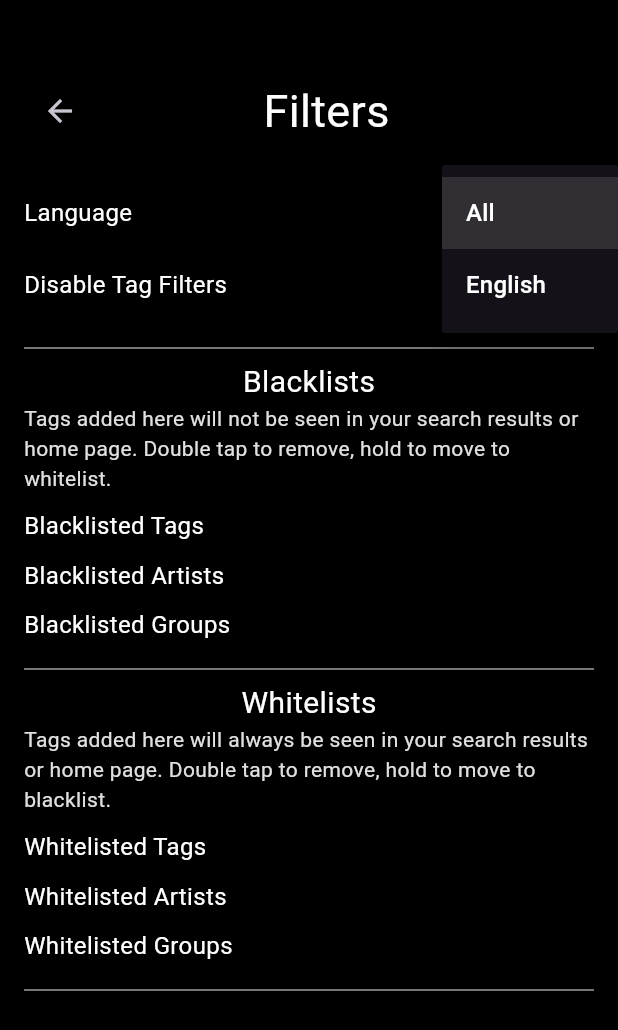
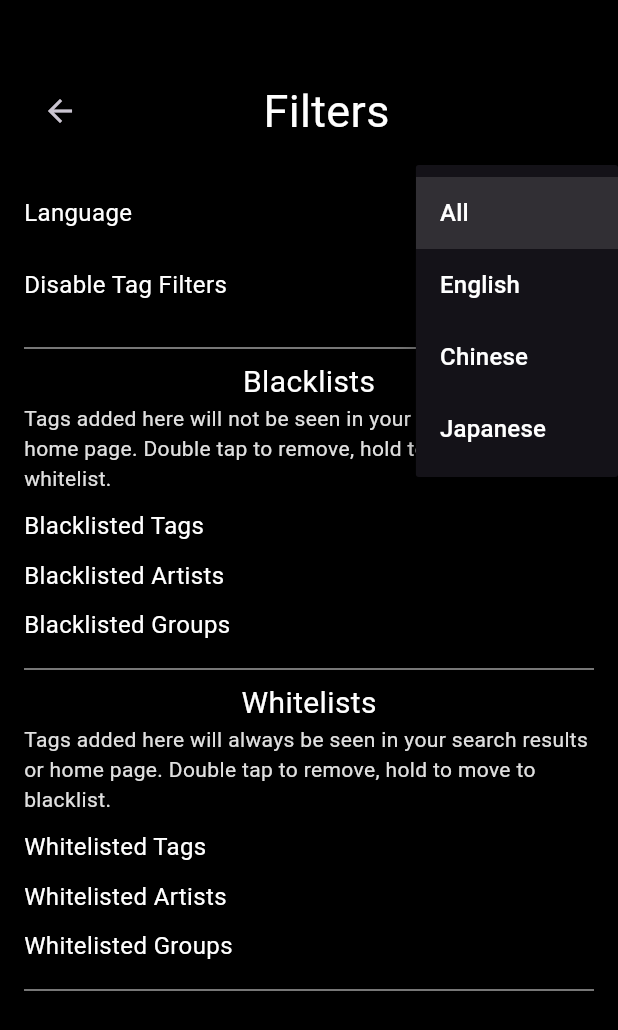
Before and after one commit to WeebNetsu/nclientv3, a Flutter app: the SettingsFiltersView screen opened by its route, after a tap on "All", on a phone screen of 412 x 824 dp. Shown: the top 1030 px of the screen. Run offline on Flutter 3.47's test engine with Material 3 defaults, Android fonts, the phone set to English and light mode, and no system bars; our stand-ins replace file_picker, flutter_keyboard_visibility, focused_menu, lazy_load_scrollview, random_string, share_plus and 1 more; missing offline and left inert: image_size_getter, nhentai, observe_internet_connectivity, webview_cookie_manager, widget_visibility_detector, wolt_modal_sheet; statements that could not run were skipped.

Commit message:
Added Chinese and Japanese to language filter

```diff
--- a/lib/constants/nhentai_constants.dart
+++ b/lib/constants/nhentai_constants.dart
@@ -4,5 +4,5 @@ class NHentaiConstants {
   static const String url = "https://nhentai.net/";
 
   /// Language Tags
-  static const List<String> languages = ["*", "english"];
+  static const List<String> languages = ["*", "english", "chinese", "japanese"];
 }
--- a/lib/views/favorites/favorites_view.dart
+++ b/lib/views/favorites/favorites_view.dart
@@ -83,7 +83,7 @@ class _FavoritesViewState extends State<FavoritesView> {
     }
   }
 
-  Future<void> _searchBooks({int? selectedBookId, nh.API? api, bool nextPage = false}) async {
+  Future<void> _searchBooks({int? selectedBookId, nh.API? api}) async {
     setState(() {
       _errorMessage = null;
     });
--- a/pubspec.yaml
+++ b/pubspec.yaml
@@ -4,7 +4,7 @@ description: New and improved nHentai browsing app!
 # pub.dev using `flutter pub publish`. This is preferred for private packages.
 publish_to: "none" # Remove this line if you wish to publish to pub.dev
 
-version: 0.8.7+0
+version: 0.8.8+0
 
 environment:
   sdk: ">=3.0.5 <4.0.0"
```
